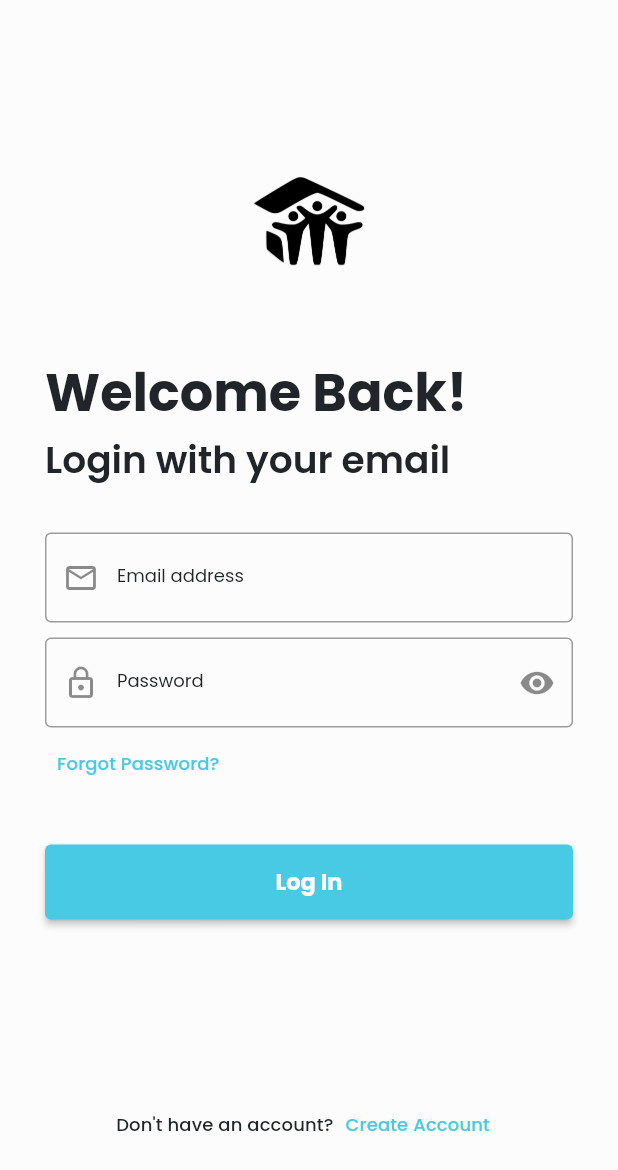
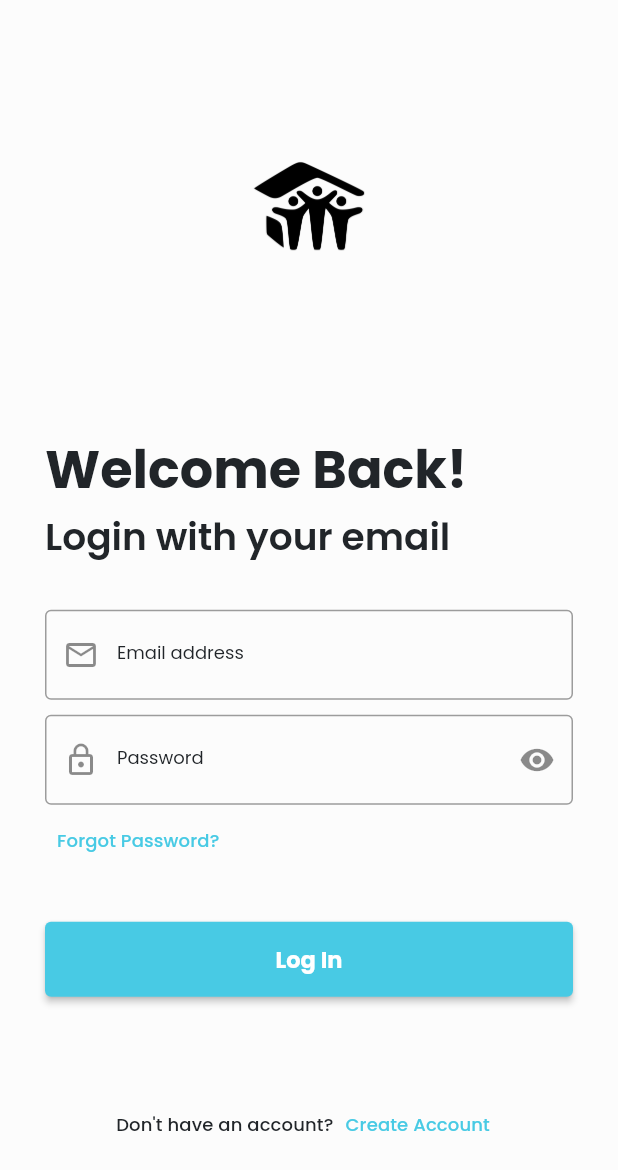
Before and after one commit to JP1128/whapp, a Flutter app: the screen it shows after launch, on a phone screen of 412 x 824 dp. Shown: the top 1170 px of the screen. Run offline on Flutter 3.47's test engine with Material 2 defaults, Android fonts, the phone set to English and light mode, and no system bars; our stand-ins replace cloud_firestore, email_validator, firebase_auth, firebase_core, firebase_storage, flutter_form_builder and 4 more; missing offline and left inert: cloud_firestore_odm; accounts and stored records are empty.

Commit message:
Working on login_page.dart

```diff
--- a/lib/pages/login_page.dart
+++ b/lib/pages/login_page.dart
@@ -15,24 +15,25 @@ class LoginPage extends StatefulWidget {
 class _LoginPageState extends State<LoginPage> {
   final AuthController ac = Get.find();
 
+  Rx<bool> typing = false.obs;
+
   @override
   Widget build(BuildContext context) {
     return Scaffold(
       resizeToAvoidBottomInset: false,
       body: Container(
-        height: double.infinity,
         padding: defaultPadding,
         child: Column(
           mainAxisAlignment: MainAxisAlignment.spaceBetween,
           children: [
             Expanded(
-              child: Padding(
-                padding: const EdgeInsets.only(top: 60),
-                child: Column(
-                  mainAxisAlignment: MainAxisAlignment.start,
-                  crossAxisAlignment: CrossAxisAlignment.start,
-                  children: <Widget>[
-                    const Center(
+              child: CustomScrollView(
+                physics: ClampingScrollPhysics(),
+                slivers: [
+                  SliverToBoxAdapter(
+                    child: const Padding(
+                      padding: EdgeInsets.symmetric(vertical: 50),
+                      child: Center(
                         child: SizedBox.square(
                           dimension: 75,
                           child: Image(
@@ -41,7 +42,13 @@ class _LoginPageState extends State<LoginPage> {
                           ),
                         ),
                       ),
-                    const SizedBox(height: 50),
+                    ),
+                  ),
+                  SliverFillRemaining(
+                    child: Column(
+                      mainAxisAlignment: MainAxisAlignment.center,
+                      crossAxisAlignment: CrossAxisAlignment.start,
+                      children: <Widget>[
                         Text(
                           'Welcome Back!',
                           style: Get.textTheme.displayLarge,
@@ -91,6 +98,8 @@ class _LoginPageState extends State<LoginPage> {
                       ],
                     ),
                   ),
+                ],
+              ),
             ),
             Row(
               mainAxisAlignment: MainAxisAlignment.center,
--- a/lib/pages/profile_page.dart
+++ b/lib/pages/profile_page.dart
@@ -140,7 +140,7 @@ class _ProfilePageState extends State<ProfilePage> {
                           Pair("Student ID", member.studentId),
                           Pair("Full name", member.fullName),
                           Pair("Homeroom", member.homeroom),
-                          Pair("Grade level", member.toString()),
+                          Pair("Grade level", member.gradeLevel.toString()),
                           Pair("Hispanic/Latino", boolToString(member.hispanic)),
                           Pair("Race", member.ethnicities?.join(", ")),
                           Pair("T-Shirt size", member.tShirtSize),
```
Lines whose indentation alone changed are shown as unchanged.
